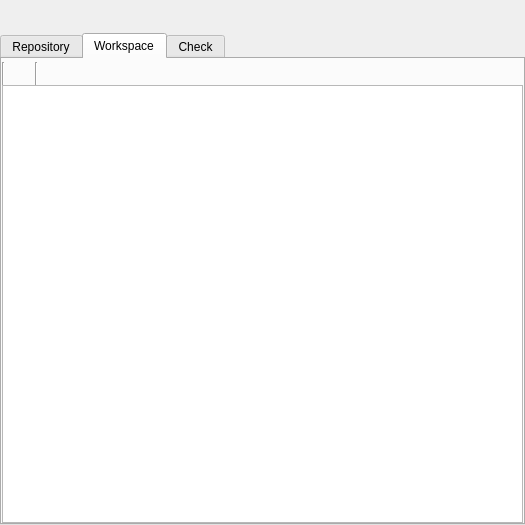
The window that maya/ui/main.ui (lonegather/Samkit) describes before a commit, drawn with Qt 5.
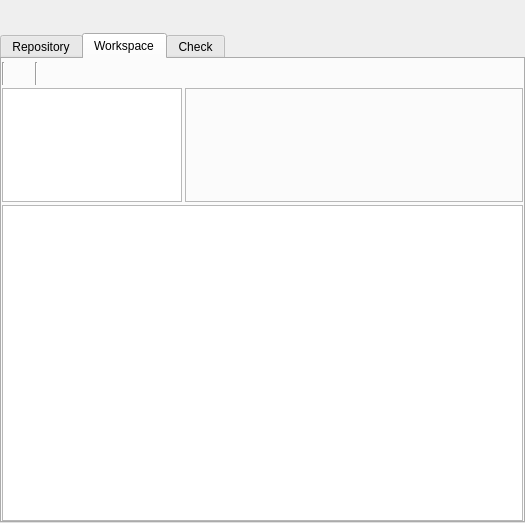
The same window after the commit. The open tabs and pages were chosen to show the change.

```diff
--- a/maya/ui/main.ui
+++ b/maya/ui/main.ui
@@ -7,7 +7,7 @@
     <x>0</x>
     <y>0</y>
     <width>525</width>
-    <height>525</height>
+    <height>523</height>
    </rect>
   </property>
   <property name="minimumSize">
@@ -314,7 +314,7 @@
       <attribute name="title">
        <string>Workspace</string>
       </attribute>
-      <layout class="QVBoxLayout" name="verticalLayout">
+      <layout class="QVBoxLayout" name="verticalLayout" stretch="0,0,1">
        <property name="spacing">
         <number>0</number>
        </property>
@@ -384,6 +384,95 @@
          </item>
         </layout>
        </item>
+       <item>
+        <widget class="QWidget" name="wgt_task_detail" native="true">
+         <property name="sizePolicy">
+          <sizepolicy hsizetype="Preferred" vsizetype="Fixed">
+           <horstretch>0</horstretch>
+           <verstretch>0</verstretch>
+          </sizepolicy>
+         </property>
+         <property name="minimumSize">
+          <size>
+           <width>0</width>
+           <height>120</height>
+          </size>
+         </property>
+         <property name="maximumSize">
+          <size>
+           <width>16777215</width>
+           <height>120</height>
+          </size>
+         </property>
+         <layout class="QHBoxLayout" name="horizontalLayout_6">
+          <property name="spacing">
+           <number>3</number>
+          </property>
+          <property name="leftMargin">
+           <number>0</number>
+          </property>
+          <property name="topMargin">
+           <number>3</number>
+          </property>
+          <property name="rightMargin">
+           <number>0</number>
+          </property>
+          <property name="bottomMargin">
+           <number>3</number>
+          </property>
+          <item>
+           <widget class="QListWidget" name="lw_version">
+            <property name="sizePolicy">
+             <sizepolicy hsizetype="Expanding" vsizetype="Fixed">
+              <horstretch>0</horstretch>
+              <verstretch>0</verstretch>
+             </sizepolicy>
+            </property>
+            <property name="maximumSize">
+             <size>
+              <width>180</width>
+              <height>16777215</height>
+             </size>
+            </property>
+           </widget>
+          </item>
+          <item>
+           <widget class="QLabel" name="lbl_comment">
+            <property name="sizePolicy">
+             <sizepolicy hsizetype="Preferred" vsizetype="Preferred">
+              <horstretch>0</horstretch>
+              <verstretch>0</verstretch>
+             </sizepolicy>
+            </property>
+            <property name="minimumSize">
+             <size>
+              <width>0</width>
+              <height>50</height>
+             </size>
+            </property>
+            <property name="frameShape">
+             <enum>QFrame::StyledPanel</enum>
+            </property>
+            <property name="frameShadow">
+             <enum>QFrame::Sunken</enum>
+            </property>
+            <property name="text">
+             <string/>
+            </property>
+            <property name="alignment">
+             <set>Qt::AlignLeading|Qt::AlignLeft|Qt::AlignTop</set>
+            </property>
+            <property name="wordWrap">
+             <bool>true</bool>
+            </property>
+            <property name="margin">
+             <number>3</number>
+            </property>
+           </widget>
+          </item>
+         </layout>
+        </widget>
+       </item>
        <item>
         <widget class="QListWidget" name="lw_task"/>
        </item>
```
Left out of the diff: 30 changed lines with no effect on the pictures.
